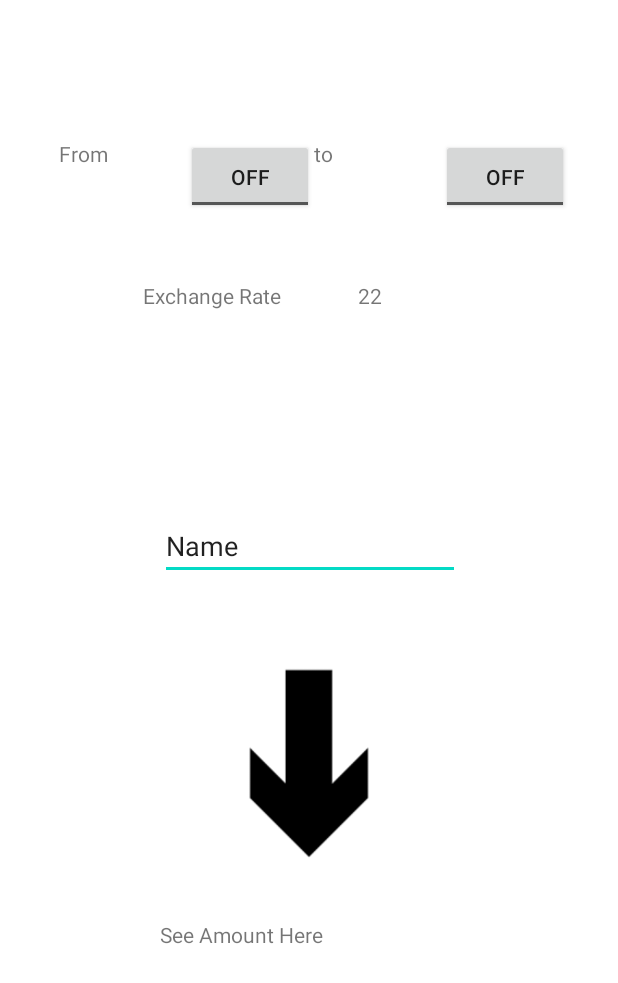
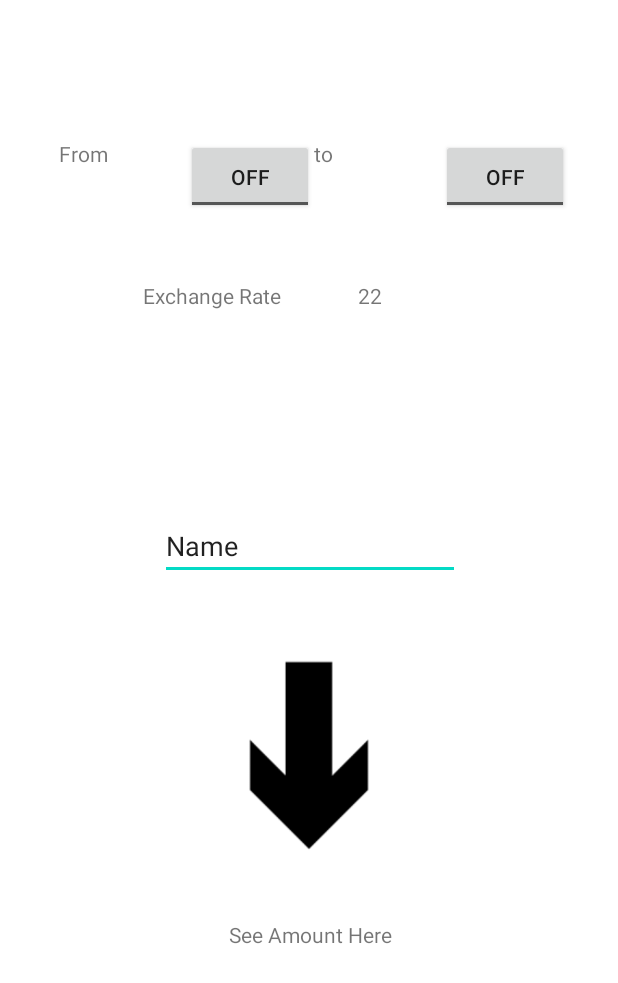
Before and after one commit to hoda-mawlawi/CurrencyConverter2.0, an Android app: the layout calculator.xml on its own in the app's theme, with its tools: preview values and no code run, on a phone screen of 412 x 824 dp. Shown: the top 983 px of the screen. Run offline under Robolectric (Android 15) with nearby library versions, the phone set to English and light mode, and no system bars.

Commit message:
change allignment of textView

```diff
--- a/app/src/main/res/layout/calculator.xml
+++ b/app/src/main/res/layout/calculator.xml
@@ -86,7 +86,7 @@
         app:layout_constraintEnd_toEndOf="parent"
         app:layout_constraintStart_toStartOf="parent"
         app:layout_constraintTop_toTopOf="parent"
-        app:layout_constraintVertical_bias="0.647"
+        app:layout_constraintVertical_bias="0.639"
         app:srcCompat="@drawable/arrow_down" />
 
     <TextView
@@ -94,6 +94,7 @@
         android:layout_width="200dp"
         android:layout_height="45dp"
         android:text="See Amount Here"
+        android:textAlignment="center"
         app:layout_constraintBottom_toBottomOf="parent"
         app:layout_constraintEnd_toEndOf="parent"
         app:layout_constraintHorizontal_bias="0.502"
```
